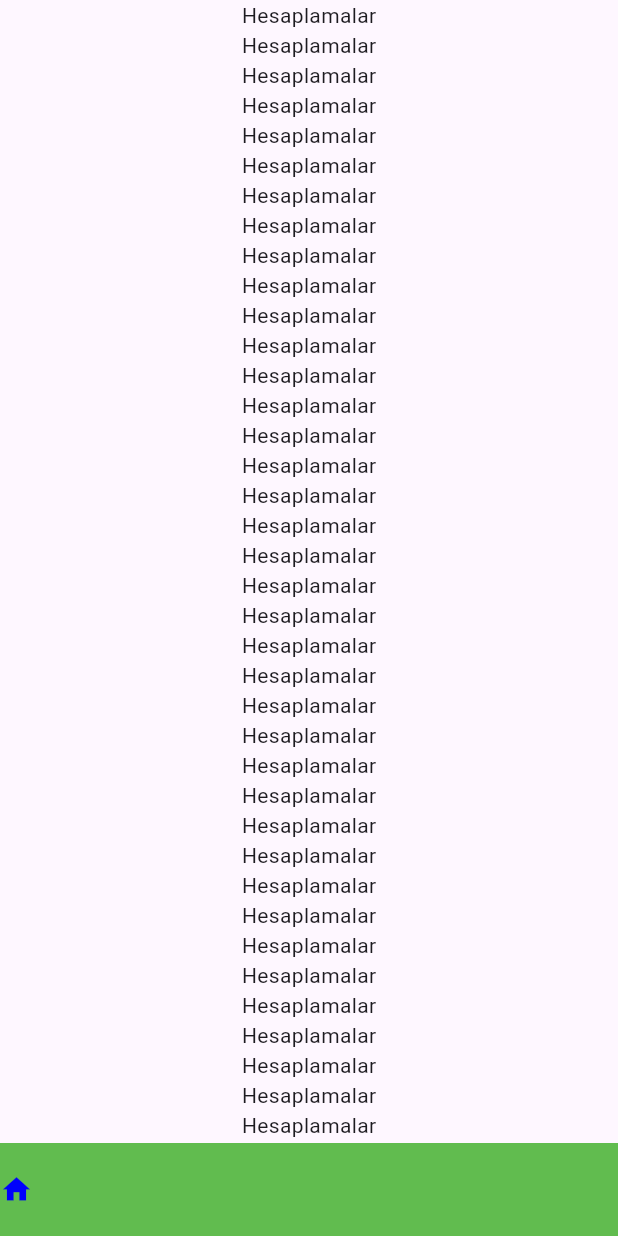
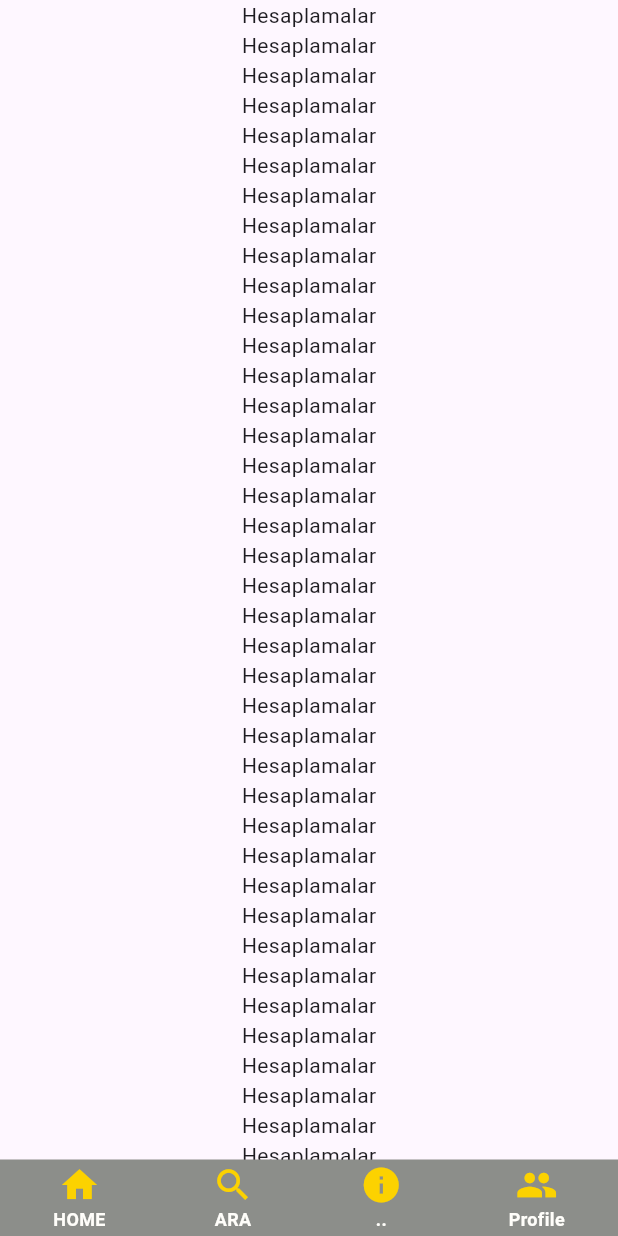
Before and after one commit to ibmtalJava/flutterprojects, a Flutter app: the screen it shows after launch, on a phone screen of 412 x 824 dp. Run offline on Flutter 3.47's test engine with Material 3 defaults, Android fonts, the phone set to English and light mode, and no system bars.

Commit message:
werwer
sfsdfsd

```diff
--- a/actions/lib/widgets/actionBar.dart
+++ b/actions/lib/widgets/actionBar.dart
@@ -1,5 +1,6 @@
 import 'package:actions/pages/anaSayfa.dart';
 import 'package:actions/widgets/actionBarButton.dart';
+import 'package:actions/widgets/actionBarButton2.dart';
 import 'package:flutter/material.dart';
 import 'package:flutter/widgets.dart';
 
@@ -8,13 +9,18 @@ Widget ActionBar(BuildContext context){
     alignment: Alignment.bottomCenter,
     child:Container(
       decoration: BoxDecoration(
-        color: Color.fromARGB(240,87, 184, 68)
+        color: Color.fromARGB(238, 132, 134, 130)
       ),
       width: double.infinity,
-      padding: EdgeInsets.symmetric(vertical: 20),
+      padding: EdgeInsets.symmetric(vertical: 3),
       child: Row(
+         mainAxisAlignment: MainAxisAlignment.spaceAround,
+
         children: <Widget>[
-          ActionBarButton(Icons.home,AnaSayfaIcerik()),
+          ActionBarButton2(Icons.home,AnaSayfaIcerik(),"HOME"),
+          ActionBarButton2(Icons.search,AnaSayfaIcerik(),"ARA"),
+          ActionBarButton2(Icons.info,AnaSayfaIcerik(),".."),
+          ActionBarButton2(Icons.people,AnaSayfaIcerik(),"Profile"),
         ],
       ),
     )
--- /dev/null
+++ b/actions/lib/widgets/actionBarButton2.dart
@@ -0,0 +1,36 @@
+import 'package:flutter/material.dart';
+
+class ActionBarButton2 extends StatelessWidget {
+  final IconData icon;
+  final Widget widget;
+  final String caption;
+  ActionBarButton2(this.icon,this.widget,this.caption);
+  @override
+  Widget build(BuildContext context) {
+    return GestureDetector(
+    onTap: () {
+      Navigator.push(
+        context,
+        MaterialPageRoute(
+          builder: (context) {
+            return widget;
+          }
+        )
+      );
+    },
+
+    child:  Column(
+      children:<Widget> [
+        Icon(
+            icon,
+            color: Color.fromARGB(255, 252, 210, 0),
+            size: 28,
+
+          )
+          ,Text(this.caption,style: TextStyle(color: Color.fromARGB(255, 255, 254, 250),fontSize: 12, fontWeight: FontWeight.bold), )
+      ],
+    ),
+
+    );
+  }
+}
```
